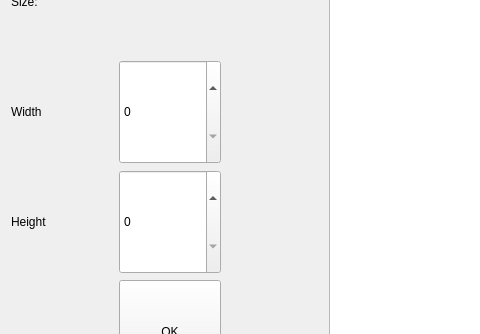
This is spriteview.ui in Mitten25/SpriteEditor as Qt 5 draws it before an edit; both pictures show x 0 to 480 and y 205 to 539 of the 913 by 726 pixel window. The edited form follows.
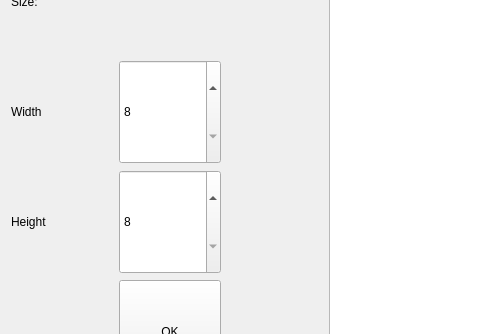
This is the edited form.

Commit message: ui frames are now fully editable. also add to frame class

```diff
--- a/spriteview.ui
+++ b/spriteview.ui
@@ -216,6 +216,9 @@
             <verstretch>0</verstretch>
            </sizepolicy>
           </property>
+          <property name="minimum">
+           <number>8</number>
+          </property>
           <property name="maximum">
            <number>128</number>
           </property>
@@ -229,6 +232,9 @@
             <verstretch>0</verstretch>
            </sizepolicy>
           </property>
+          <property name="minimum">
+           <number>8</number>
+          </property>
           <property name="maximum">
            <number>128</number>
           </property>
```
Left out of the diff: 2 changed lines with no effect on the pictures. The commit also changes 6 other files.
